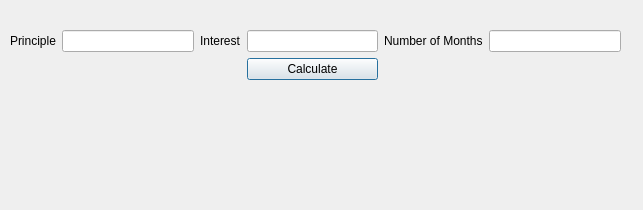
Qt form gui.ui (djotaku/amortization) before a commit.
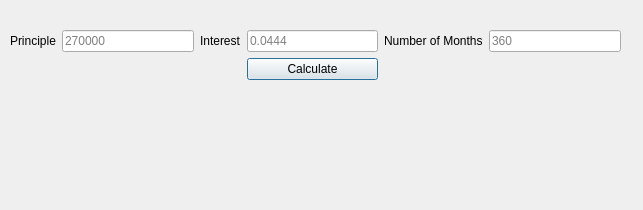
The same form after that commit.

Commit message: added default values

```diff
--- a/gui.ui
+++ b/gui.ui
@@ -24,10 +24,18 @@
    </property>
    <layout class="QGridLayout" name="gridLayout">
     <item row="0" column="3">
-     <widget class="QLineEdit" name="lineEditInterest"/>
+     <widget class="QLineEdit" name="lineEditInterest">
+      <property name="placeholderText">
+       <string>0.0444</string>
+      </property>
+     </widget>
     </item>
     <item row="0" column="5">
-     <widget class="QLineEdit" name="lineEditMonth"/>
+     <widget class="QLineEdit" name="lineEditMonth">
+      <property name="placeholderText">
+       <string>360</string>
+      </property>
+     </widget>
     </item>
     <item row="1" column="3">
      <widget class="QPushButton" name="pushButtonCalculate">
@@ -37,7 +45,11 @@
      </widget>
     </item>
     <item row="0" column="1">
-     <widget class="QLineEdit" name="lineEditPrinciple"/>
+     <widget class="QLineEdit" name="lineEditPrinciple">
+      <property name="placeholderText">
+       <string>270000</string>
+      </property>
+     </widget>
     </item>
     <item row="0" column="2">
      <widget class="QLabel" name="label_2">
```
The commit also changes 1 other file.
